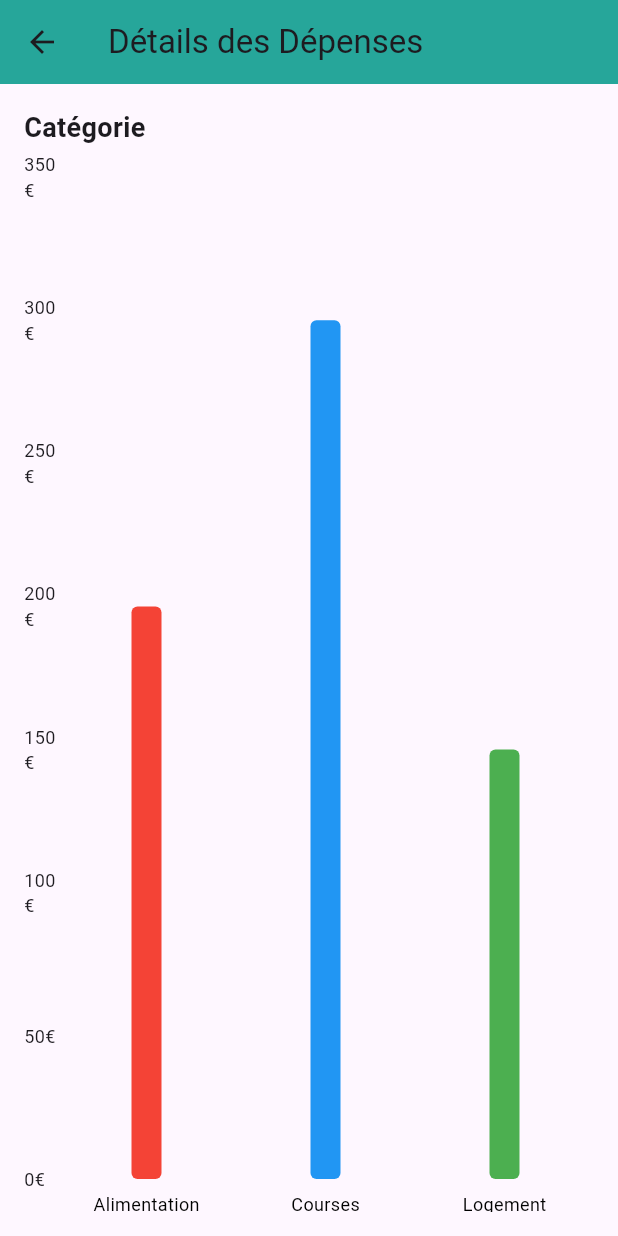
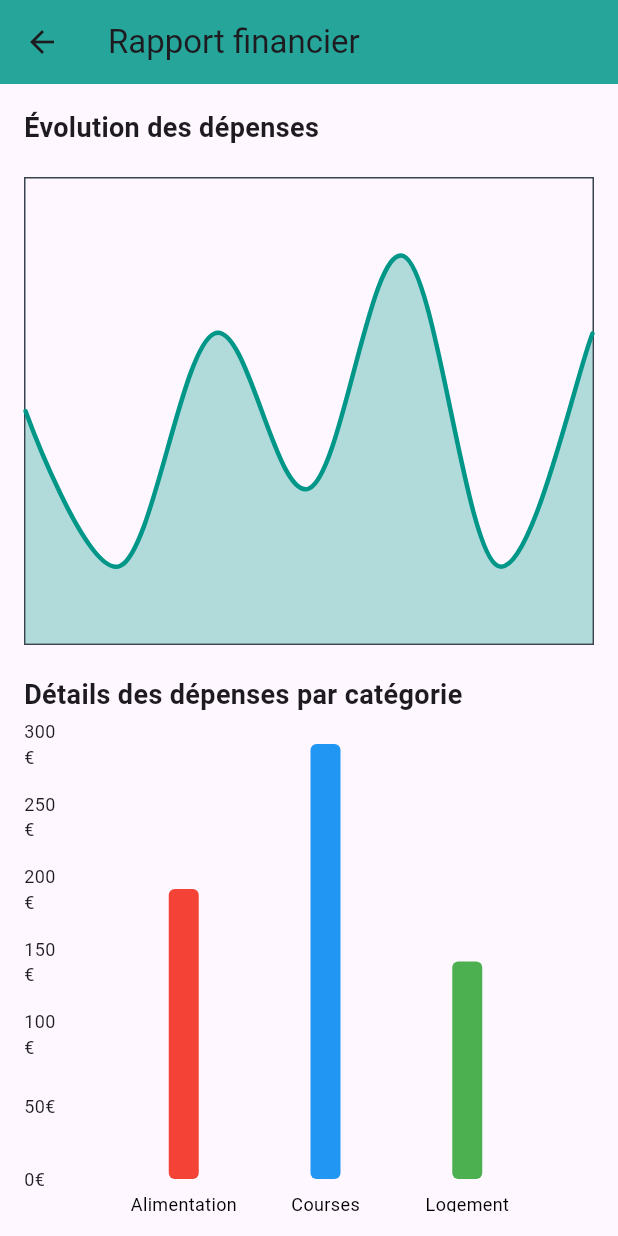
Before and after one commit to Dev-oss-ux/e-budget, a Flutter app: the screen it shows after launch, item 2 of the bottom bar chosen, on a phone screen of 412 x 824 dp. Run offline on Flutter 3.47's test engine with Material 3 defaults, Android fonts, the phone set to English and light mode, and no system bars; drawn by our look-alikes of fl_chart.

```diff
--- a/lib/pages/report_page.dart
+++ b/lib/pages/report_page.dart
@@ -10,7 +10,7 @@ class ReportPage extends StatelessWidget {
 
     return Scaffold(
       appBar: AppBar(
-        title: Text('Détails des Dépenses'),
+        title: Text('Rapport financier'),
         backgroundColor: Colors.teal[400],
       ),
       body: Padding(
@@ -19,7 +19,51 @@ class ReportPage extends StatelessWidget {
           crossAxisAlignment: CrossAxisAlignment.start,
           children: [
             Text(
-              'Catégorie',
+              'Évolution des dépenses',
+              style: TextStyle(fontSize: 18, fontWeight: FontWeight.bold),
+            ),
+            SizedBox(height: 20),
+            Expanded(
+              child: LineChart(
+                LineChartData(
+                  gridData: FlGridData(show: false),
+                  titlesData: FlTitlesData(show: false),
+                  borderData: FlBorderData(
+                    show: true,
+                    border: Border.all(color: const Color(0xff37434d), width: 1),
+                  ),
+                  minX: 0,
+                  maxX: 6,
+                  minY: 0,
+                  maxY: 6,
+                  lineBarsData: [
+                    LineChartBarData(
+                      spots: [
+                        FlSpot(0, 3),
+                        FlSpot(1, 1),
+                        FlSpot(2, 4),
+                        FlSpot(3, 2),
+                        FlSpot(4, 5),
+                        FlSpot(5, 1),
+                        FlSpot(6, 4),
+                      ],
+                      isCurved: true,
+                      color: Colors.teal,
+                      barWidth: 3,
+                      isStrokeCapRound: true,
+                      dotData: FlDotData(show: false),
+                      belowBarData: BarAreaData(
+                        show: true,
+                        color: Colors.teal.withOpacity(0.3),
+                      ),
+                    ),
+                  ],
+                ),
+              ),
+            ),
+            SizedBox(height: 20),
+            Text(
+              'Détails des dépenses par catégorie',
               style: TextStyle(fontSize: 18, fontWeight: FontWeight.bold),
             ),
             SizedBox(height: 20),
@@ -30,37 +74,6 @@ class ReportPage extends StatelessWidget {
                   titlesData: _buildTitles(budgetProvider),
                   borderData: FlBorderData(show: false),
                   gridData: FlGridData(show: false),
-                  alignment: BarChartAlignment.spaceAround,
-                  maxY: budgetProvider.categories
-                      .map((c) => c.amount)
-                      .reduce((a, b) => a > b ? a : b) +
-                      50, // maxY avec une petite marge
-                  barTouchData: BarTouchData(
-                    enabled: true,
-                    touchTooltipData: BarTouchTooltipData(
-                      tooltipPadding: EdgeInsets.all(8),
-                      tooltipMargin: 4,
-                      getTooltipItem: (group, groupIndex, rod, rodIndex) {
-                        final category = budgetProvider.categories[groupIndex];
-                        return BarTooltipItem(
-                          '${category.name}\n',
-                          TextStyle(
-                            color: Colors.white,
-                            fontWeight: FontWeight.bold,
-                          ),
-                          children: <TextSpan>[
-                            TextSpan(
-                              text: '${rod.toY.toInt()}€',
-                              style: TextStyle(
-                                color: Colors.tealAccent[100],
-                                fontWeight: FontWeight.bold,
-                              ),
-                            ),
-                          ],
-                        );
-                      },
-                    ),
-                  ),
                 ),
               ),
             ),
```
Also changed, not shown: lib/widgets/transaction_list.dart (+33 -10 lines).
